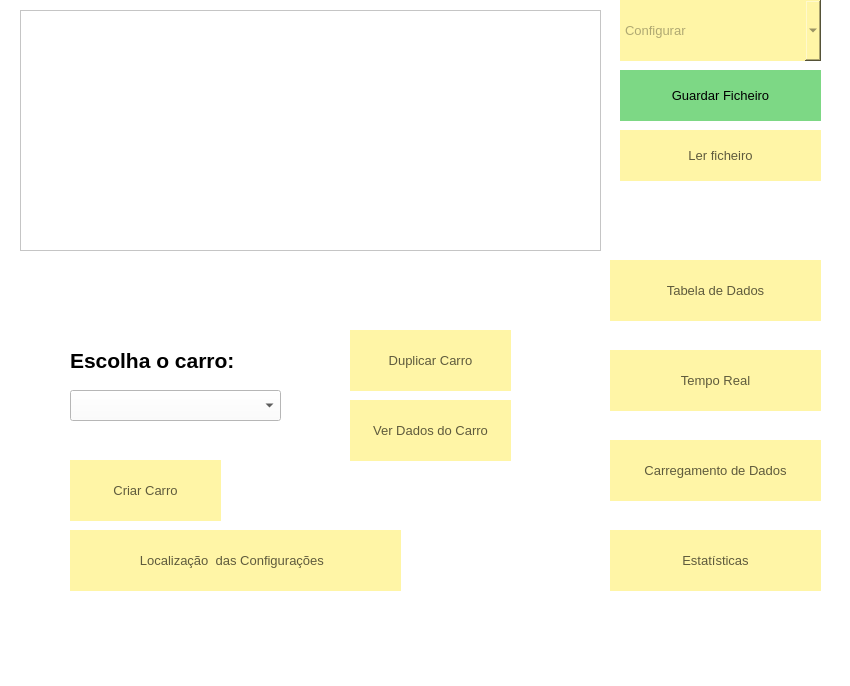
Above: FSIPLeiria/mainwindow.ui from tatianascgil/Projeto_Informatico_Formula_Student_Barramento_CAN before the change. Below: the same form after it.
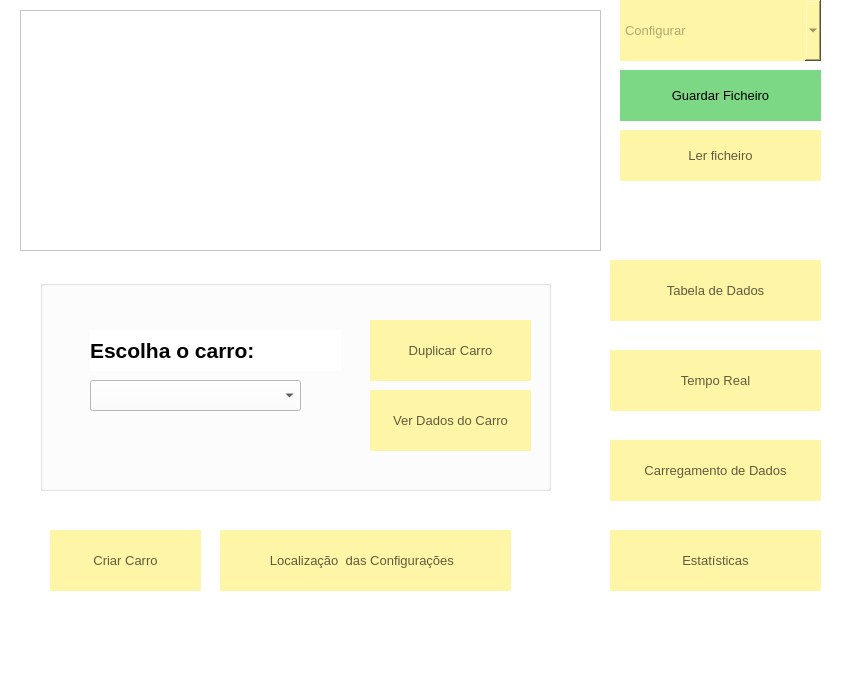
That is the form after the change. Icons and pictures are not drawn.

What changed in the file:
```diff
--- a/FSIPLeiria/mainwindow.ui
+++ b/FSIPLeiria/mainwindow.ui
@@ -277,49 +277,11 @@
      <string>Tabela de Dados</string>
     </property>
    </widget>
-   <widget class="QLabel" name="label">
-    <property name="geometry">
-     <rect>
-      <x>70</x>
-      <y>340</y>
-      <width>251</width>
-      <height>41</height>
-     </rect>
-    </property>
-    <property name="font">
-     <font>
-      <pointsize>16</pointsize>
-      <bold>true</bold>
-     </font>
-    </property>
-    <property name="text">
-     <string>Escolha o carro:</string>
-    </property>
-   </widget>
-   <widget class="QComboBox" name="comboBoxCarro">
-    <property name="geometry">
-     <rect>
-      <x>70</x>
-      <y>390</y>
-      <width>211</width>
-      <height>31</height>
-     </rect>
-    </property>
-    <property name="cursor">
-     <cursorShape>PointingHandCursor</cursorShape>
-    </property>
-    <property name="styleSheet">
-     <string notr="true">background:white</string>
-    </property>
-    <property name="placeholderText">
-     <string>&lt;Selecionar Carro&gt;</string>
-    </property>
-   </widget>
    <widget class="QPushButton" name="btnCriarCarro">
     <property name="geometry">
      <rect>
-      <x>70</x>
-      <y>460</y>
+      <x>50</x>
+      <y>530</y>
       <width>151</width>
       <height>61</height>
      </rect>
@@ -352,86 +314,6 @@
      <string>Criar Carro</string>
     </property>
    </widget>
-   <widget class="QPushButton" name="btnVerCarro">
-    <property name="enabled">
-     <bool>true</bool>
-    </property>
-    <property name="geometry">
-     <rect>
-      <x>350</x>
-      <y>400</y>
-      <width>161</width>
-      <height>61</height>
-     </rect>
-    </property>
-    <property name="font">
-     <font>
-      <pointsize>10</pointsize>
-     </font>
-    </property>
-    <property name="cursor">
-     <cursorShape>PointingHandCursor</cursorShape>
-    </property>
-    <property name="styleSheet">
-     <string notr="true">QPushButton{
-	background-color:rgb(255, 245, 166);
-	border:none;
-	color:rgb(95, 91, 61);
-	border -bottom: 5px solid rgb(162, 155, 105)
-}
-QPushButton:hover{
-	background-color:rgb(229, 217, 150);
-	border-bottom: 5px solid rgb(162, 155, 105)
-}
-QPushButton:pressed {
-	background-color:rgb(255, 242, 165);
-	border-bottom: 5px solid rgb(162, 155, 105)
-}</string>
-    </property>
-    <property name="text">
-     <string>Ver Dados do Carro</string>
-    </property>
-    <property name="checkable">
-     <bool>false</bool>
-    </property>
-   </widget>
-   <widget class="QPushButton" name="btnLocalConf">
-    <property name="geometry">
-     <rect>
-      <x>70</x>
-      <y>530</y>
-      <width>331</width>
-      <height>61</height>
-     </rect>
-    </property>
-    <property name="font">
-     <font>
-      <pointsize>10</pointsize>
-     </font>
-    </property>
-    <property name="cursor">
-     <cursorShape>PointingHandCursor</cursorShape>
-    </property>
-    <property name="styleSheet">
-     <string notr="true">QPushButton{
-	background-color:rgb(255, 245, 166);
-	border:none;
-	color:rgb(95, 91, 61);
-	border -bottom: 5px solid rgb(162, 155, 105)
-}
-QPushButton:hover{
-	background-color:rgb(229, 217, 150);
-	border-bottom: 5px solid rgb(162, 155, 105)
-}
-QPushButton:pressed {
-	background-color:rgb(255, 242, 165);
-	border-bottom: 5px solid rgb(162, 155, 105)
-}</string>
-    </property>
-    <property name="text">
-     <string>Localização  das Configurações  </string>
-    </property>
-   </widget>
    <widget class="QPushButton" name="btnCarregamentoDados">
     <property name="geometry">
      <rect>
@@ -469,12 +351,12 @@
      <string>Carregamento de Dados</string>
     </property>
    </widget>
-   <widget class="QPushButton" name="btnDuplicarCarro">
+   <widget class="QPushButton" name="btnCriarCarro_2">
     <property name="geometry">
      <rect>
-      <x>350</x>
-      <y>330</y>
-      <width>161</width>
+      <x>220</x>
+      <y>530</y>
+      <width>291</width>
       <height>61</height>
      </rect>
     </property>
@@ -503,9 +385,140 @@
 }</string>
     </property>
     <property name="text">
-     <string>Duplicar Carro</string>
+     <string>Localização  das Configurações  </string>
     </property>
    </widget>
+   <widget class="QGroupBox" name="groupBox">
+    <property name="geometry">
+     <rect>
+      <x>40</x>
+      <y>280</y>
+      <width>511</width>
+      <height>211</height>
+     </rect>
+    </property>
+    <property name="title">
+     <string/>
+    </property>
+    <widget class="QLabel" name="label">
+     <property name="geometry">
+      <rect>
+       <x>50</x>
+       <y>50</y>
+       <width>251</width>
+       <height>41</height>
+      </rect>
+     </property>
+     <property name="font">
+      <font>
+       <pointsize>16</pointsize>
+       <bold>true</bold>
+      </font>
+     </property>
+     <property name="text">
+      <string>Escolha o carro:</string>
+     </property>
+    </widget>
+    <widget class="QComboBox" name="comboBoxCarro">
+     <property name="geometry">
+      <rect>
+       <x>50</x>
+       <y>100</y>
+       <width>211</width>
+       <height>31</height>
+      </rect>
+     </property>
+     <property name="cursor">
+      <cursorShape>PointingHandCursor</cursorShape>
+     </property>
+     <property name="styleSheet">
+      <string notr="true">background:white</string>
+     </property>
+     <property name="placeholderText">
+      <string>&lt;Selecionar Carro&gt;</string>
+     </property>
+    </widget>
+    <widget class="QPushButton" name="btnDuplicarCarro">
+     <property name="geometry">
+      <rect>
+       <x>330</x>
+       <y>40</y>
+       <width>161</width>
+       <height>61</height>
+      </rect>
+     </property>
+     <property name="font">
+      <font>
+       <pointsize>10</pointsize>
+      </font>
+     </property>
+     <property name="cursor">
+      <cursorShape>PointingHandCursor</cursorShape>
+     </property>
+     <property name="styleSheet">
+      <string notr="true">QPushButton{
+	background-color:rgb(255, 245, 166);
+	border:none;
+	color:rgb(95, 91, 61);
+	border -bottom: 5px solid rgb(162, 155, 105)
+}
+QPushButton:hover{
+	background-color:rgb(229, 217, 150);
+	border-bottom: 5px solid rgb(162, 155, 105)
+}
+QPushButton:pressed {
+	background-color:rgb(255, 242, 165);
+	border-bottom: 5px solid rgb(162, 155, 105)
+}</string>
+     </property>
+     <property name="text">
+      <string>Duplicar Carro</string>
+     </property>
+    </widget>
+    <widget class="QPushButton" name="btnVerCarro">
+     <property name="enabled">
+      <bool>true</bool>
+     </property>
+     <property name="geometry">
+      <rect>
+       <x>330</x>
+       <y>110</y>
+       <width>161</width>
+       <height>61</height>
+      </rect>
+     </property>
+     <property name="font">
+      <font>
+       <pointsize>10</pointsize>
+      </font>
+     </property>
+     <property name="cursor">
+      <cursorShape>PointingHandCursor</cursorShape>
+     </property>
+     <property name="styleSheet">
+      <string notr="true">QPushButton{
+	background-color:rgb(255, 245, 166);
+	border:none;
+	color:rgb(95, 91, 61);
+	border -bottom: 5px solid rgb(162, 155, 105)
+}
+QPushButton:hover{
+	background-color:rgb(229, 217, 150);
+	border-bottom: 5px solid rgb(162, 155, 105)
+}
+QPushButton:pressed {
+	background-color:rgb(255, 242, 165);
+	border-bottom: 5px solid rgb(162, 155, 105)
+}</string>
+     </property>
+     <property name="text">
+      <string>Ver Dados do Carro</string>
+     </property>
+     <property name="checkable">
+      <bool>false</bool>
+     </property>
+    </widget>
+   </widget>
   </widget>
   <widget class="QMenuBar" name="menubar">
    <property name="geometry">
```
Left out of the diff: 2 changed lines with no effect on the pictures.
